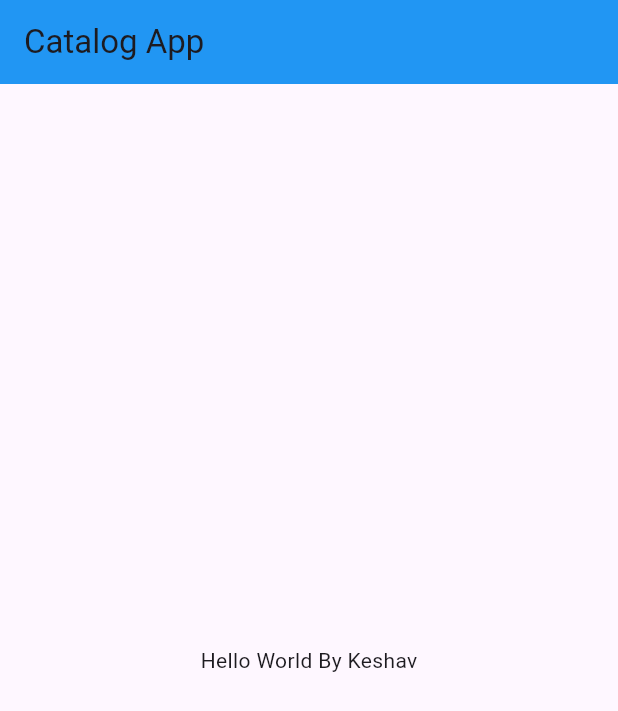
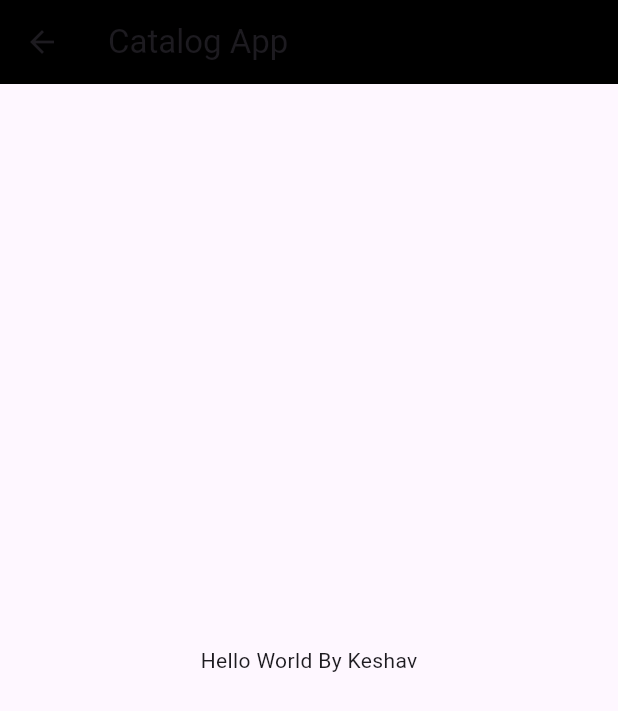
Before and after one commit to keshavp07-git/Catalog_app, a Flutter app: the screen it shows after launch, on a phone screen of 412 x 824 dp. Shown: the top 711 px of the screen. Run offline on Flutter 3.47's test engine with Material 3 defaults, Android fonts, the phone set to English and light mode, and no system bars; our stand-ins replace google_fonts.

Commit message:
Day 3 Completed

```diff
--- a/lib/main.dart
+++ b/lib/main.dart
@@ -1,6 +1,8 @@
 // ignore_for_file: prefer_const_constructors, unused_import
 import "package:flutter/material.dart";
-import "package:flutter_application_1/Home_Page.dart";
+import "package:flutter_application_1/pages/Home_Page.dart";
+import "package:flutter_application_1/pages/Login_Page.dart";
+import "package:google_fonts/google_fonts.dart";
 
 void main() {
   runApp(MyApp());
@@ -10,8 +12,15 @@ class MyApp extends StatelessWidget {
   @override
   Widget build(BuildContext context) {
     return MaterialApp(
-      home:
-          HomePage(),
+
+      themeMode: ThemeMode.light,
+      darkTheme: ThemeData(brightness: Brightness.dark,fontFamily: GoogleFonts.lato().fontFamily),
+      initialRoute: "/home",
+      routes: {
+        "/": (context) => LoginPage(),
+        "/home": (context) => HomePage(),
+        "/login": (context) => LoginPage(),
+      },
     );
   }
 }
--- a/lib/Home_Page.dart
+++ b/lib/pages/Home_Page.dart
@@ -8,13 +8,10 @@ class HomePage extends StatelessWidget {
   @override
   Widget build(BuildContext context) {
     return Scaffold(
-        appBar: AppBar(backgroundColor:Colors.blue,
-        title: Text("Catalog App"),),
-        body: Center
-        (child: Container
-        (child: Text("Hello World By Keshav")
-        )
-      )
-    );
+        appBar: AppBar(
+          backgroundColor: Colors.black,
+          title: Text("Catalog App"),
+        ),
+        body: Center(child: Container(child: Text("Hello World By Keshav"))));
   }
 }
--- a/pubspec.yaml
+++ b/pubspec.yaml
@@ -35,6 +35,7 @@ dependencies:
   # The following adds the Cupertino Icons font to your application.
   # Use with the CupertinoIcons class for iOS style icons.
   cupertino_icons: ^1.0.6
+  google_fonts: ^6.1.0
 
 dev_dependencies:
   flutter_test:
@@ -59,8 +60,8 @@ flutter:
   uses-material-design: true
 
   # To add assets to your application, add an assets section, like this:
-  # assets:
-  #   - images/a_dot_burr.jpeg
+  assets:
+    - assets/images/
   #   - images/a_dot_ham.jpeg
 
   # An image asset can refer to one or more resolution-specific "variants", see
```
Also changed, not shown: lib/pages/Login_Page.dart (added, +55 -0 lines), assets/images/login.png (added), pubspec.lock, 1 other file.
